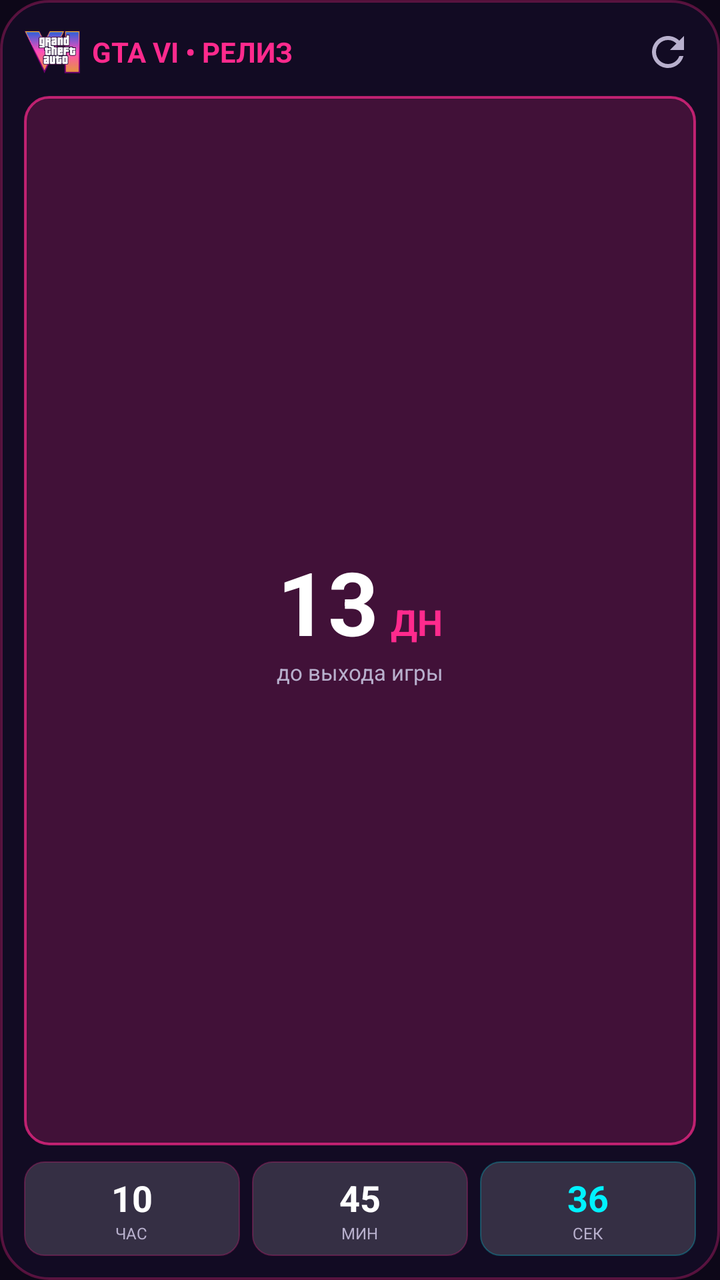
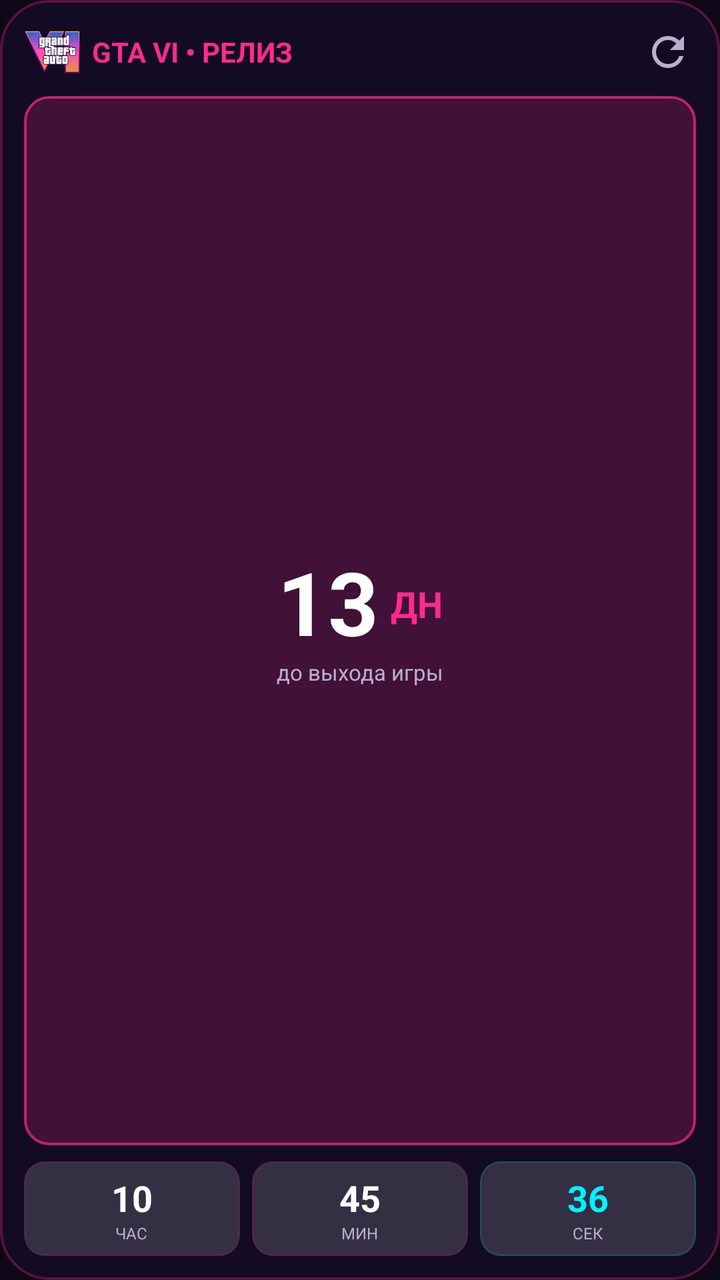

An Android layout rendered at two revisions. The XML below is the earlier revision; the diff shows what the commit changed to produce the second picture.
<!-- AndroidManifest.xml: application theme Theme.GTA6Countdown -->
<!-- res/layout/widget_2x2_single.xml -->
<?xml version="1.0" encoding="utf-8"?>
<LinearLayout xmlns:android="http://schemas.android.com/apk/res/android"
    android:id="@+id/widget_root"
    android:layout_width="match_parent"
    android:layout_height="match_parent"
    android:background="@drawable/bg_widget_card"
    android:orientation="vertical"
    android:padding="12dp">

    
    <RelativeLayout
        android:id="@+id/header_layout"
        android:layout_width="match_parent"
        android:layout_height="wrap_content"
        android:layout_marginBottom="8dp">

        <LinearLayout
            android:layout_width="wrap_content"
            android:layout_height="wrap_content"
            android:layout_alignParentStart="true"
            android:layout_centerVertical="true"
            android:gravity="center_vertical"
            android:orientation="horizontal">

            <ImageView
                android:id="@+id/img_logo"
                android:layout_width="28dp"
                android:layout_height="28dp"
                android:contentDescription="@string/app_name"
                android:src="@drawable/ic_logo" />

            <TextView
                android:id="@+id/txt_header_title"
                android:layout_width="wrap_content"
                android:layout_height="wrap_content"
                android:layout_marginStart="6dp"
                android:text="GTA VI • РЕЛИЗ"
                android:textColor="@color/accent_pink"
                android:textSize="14sp"
                android:textStyle="bold" />
        </LinearLayout>

        <ImageButton
            android:id="@+id/btn_refresh"
            android:layout_width="28dp"
            android:layout_height="28dp"
            android:layout_alignParentEnd="true"
            android:layout_centerVertical="true"
            android:background="?android:attr/selectableItemBackgroundBorderless"
            android:contentDescription="Refresh"
            android:src="@drawable/ic_refresh" />
    </RelativeLayout>

    
    <LinearLayout
        android:layout_width="match_parent"
        android:layout_height="0dp"
        android:layout_weight="1"
        android:background="@drawable/bg_hero_box"
        android:gravity="center"
        android:orientation="vertical"
        android:padding="10dp">

        <LinearLayout
            android:layout_width="wrap_content"
            android:layout_height="wrap_content"
            android:gravity="center_baseline"
            android:orientation="horizontal">

            <TextView
                android:id="@+id/txt_rel_days"
                android:layout_width="wrap_content"
                android:layout_height="wrap_content"
                android:includeFontPadding="false"
                android:text="13"
                android:textColor="@color/text_white"
                android:textSize="44sp"
                android:textStyle="bold" />

            <TextView
                android:layout_width="wrap_content"
                android:layout_height="wrap_content"
                android:layout_marginStart="6dp"
                android:includeFontPadding="false"
                android:text="@string/unit_days"
                android:textColor="@color/accent_pink"
                android:textSize="18sp"
                android:textStyle="bold" />
        </LinearLayout>

        <TextView
            android:layout_width="wrap_content"
            android:layout_height="wrap_content"
            android:text="до выхода игры"
            android:textColor="@color/text_muted"
            android:textSize="11sp" />
    </LinearLayout>

    
    <LinearLayout
        android:id="@+id/grid_rel_digits"
        android:layout_width="match_parent"
        android:layout_height="wrap_content"
        android:layout_marginTop="8dp"
        android:gravity="center"
        android:orientation="horizontal">

        
        <LinearLayout
            android:layout_width="0dp"
            android:layout_height="wrap_content"
            android:layout_weight="1"
            android:background="@drawable/bg_inner_box"
            android:gravity="center"
            android:orientation="vertical"
            android:padding="6dp">

            <TextView
                android:id="@+id/txt_rel_hours"
                android:layout_width="wrap_content"
                android:layout_height="wrap_content"
                android:text="10"
                android:textColor="@color/text_white"
                android:textSize="18sp"
                android:textStyle="bold" />

            <TextView
                android:layout_width="wrap_content"
                android:layout_height="wrap_content"
                android:text="@string/unit_hours"
                android:textColor="@color/text_muted"
                android:textSize="8sp" />
        </LinearLayout>

        <Space
            android:layout_width="6dp"
            android:layout_height="1dp" />

        
        <LinearLayout
            android:layout_width="0dp"
            android:layout_height="wrap_content"
            android:layout_weight="1"
            android:background="@drawable/bg_inner_box"
            android:gravity="center"
            android:orientation="vertical"
            android:padding="6dp">

            <TextView
                android:id="@+id/txt_rel_mins"
                android:layout_width="wrap_content"
                android:layout_height="wrap_content"
                android:text="45"
                android:textColor="@color/text_white"
                android:textSize="18sp"
                android:textStyle="bold" />

            <TextView
                android:layout_width="wrap_content"
                android:layout_height="wrap_content"
                android:text="@string/unit_mins"
                android:textColor="@color/text_muted"
                android:textSize="8sp" />
        </LinearLayout>

        <Space
            android:layout_width="6dp"
            android:layout_height="1dp" />

        
        <LinearLayout
            android:layout_width="0dp"
            android:layout_height="wrap_content"
            android:layout_weight="1"
            android:background="@drawable/bg_inner_box_cyan"
            android:gravity="center"
            android:orientation="vertical"
            android:padding="6dp">

            <TextView
                android:id="@+id/txt_rel_secs"
                android:layout_width="wrap_content"
                android:layout_height="wrap_content"
                android:text="36"
                android:textColor="@color/accent_cyan"
                android:textSize="18sp"
                android:textStyle="bold" />

            <TextView
                android:layout_width="wrap_content"
                android:layout_height="wrap_content"
                android:text="@string/unit_secs"
                android:textColor="@color/text_muted"
                android:textSize="8sp" />
        </LinearLayout>
    </LinearLayout>

    <TextView
        android:id="@+id/txt_rel_done"
        android:layout_width="match_parent"
        android:layout_height="match_parent"
        android:gravity="center"
        android:text="@string/status_released"
        android:textColor="@color/accent_pink"
        android:textSize="18sp"
        android:textStyle="bold"
        android:visibility="gone" />

</LinearLayout>
<!-- resources referenced by this layout -->
<resources>
  <color name="accent_cyan">#00F2FE</color>
  <color name="accent_pink">#FF2A8D</color>
  <color name="text_muted">#B8B0CD</color>
  <color name="text_white">#FFFFFF</color>
  <!-- drawable bg_hero_box (drawable) -->
  <?xml version="1.0" encoding="utf-8"?>
  <shape xmlns:android="http://schemas.android.com/apk/res/android"
      android:shape="rectangle">
      <corners android:radius="12dp" />
      <solid android:color="#33FF2A8D" />
      <stroke
          android:width="1.2dp"
          android:color="#B3FF2A8D" />
  </shape>
  <!-- drawable bg_inner_box (drawable) -->
  <?xml version="1.0" encoding="utf-8"?>
  <shape xmlns:android="http://schemas.android.com/apk/res/android"
      android:shape="rectangle">
      <corners android:radius="10dp" />
      <solid android:color="#26FFFFFF" />
      <stroke
          android:width="0.8dp"
          android:color="#40FF2A8D" />
  </shape>
  <!-- drawable bg_inner_box_cyan (drawable) -->
  <?xml version="1.0" encoding="utf-8"?>
  <shape xmlns:android="http://schemas.android.com/apk/res/android"
      android:shape="rectangle">
      <corners android:radius="10dp" />
      <solid android:color="#26FFFFFF" />
      <stroke
          android:width="0.8dp"
          android:color="#4000F2FE" />
  </shape>
  <!-- drawable bg_widget_card (drawable) -->
  <?xml version="1.0" encoding="utf-8"?>
  <shape xmlns:android="http://schemas.android.com/apk/res/android"
      android:shape="rectangle">
      <corners android:radius="24dp" />
      <solid android:color="#EB130B24" />
      <stroke
          android:width="1.2dp"
          android:color="#4DFF2A8D" />
  </shape>
  <!-- drawable ic_logo: png bitmap (drawable, 13600 bytes) -->
  <!-- drawable ic_refresh (drawable) -->
  <vector xmlns:android="http://schemas.android.com/apk/res/android"
      android:width="24dp"
      android:height="24dp"
      android:viewportWidth="24"
      android:viewportHeight="24">
    <path
        android:fillColor="#B8B0CD"
        android:pathData="M17.65,6.35C16.2,4.9 14.21,4 12,4c-4.42,0 -7.99,3.58 -7.99,8s3.57,8 7.99,8c3.73,0 6.84,-2.55 7.73,-6h-2.08c-0.82,2.33 -3.04,4 -5.65,4 -3.31,0 -6,-2.69 -6,-6s2.69,-6 6,-6c1.66,0 3.14,0.69 4.22,1.78L13,11h7V4l-2.35,2.35z"/>
  </vector>
  <string name="app_name">GTA VI Countdown</string>
  <string name="status_released">🎉 Игра доступна!</string>
  <string name="unit_days">ДН</string>
  <string name="unit_hours">ЧАС</string>
  <string name="unit_mins">МИН</string>
  <string name="unit_secs">СЕК</string>
  <style name="Theme.GTA6Countdown" parent="Theme.MaterialComponents.DayNight.NoActionBar">
          <item name="colorPrimary">@color/accent_pink</item>
          <item name="colorPrimaryVariant">@color/accent_pink_soft</item>
          <item name="colorOnPrimary">@color/text_white</item>
          <item name="colorSecondary">@color/accent_cyan</item>
          <item name="android:windowBackground">@color/bg_dark</item>
          <item name="android:statusBarColor">@color/bg_dark</item>
          <item name="android:navigationBarColor">@color/bg_dark</item>
      </style>
  <color name="accent_pink_soft">#FF59A7</color>
  <color name="bg_dark">#0D0718</color>
</resources>

<!-- the commit's change to res/layout/widget_2x2_single.xml (unified diff, before → after) -->
@@ -64,7 +64,7 @@
         <LinearLayout
             android:layout_width="wrap_content"
             android:layout_height="wrap_content"
-            android:gravity="center_baseline"
+            android:gravity="center"
             android:orientation="horizontal">
 
             <TextView
